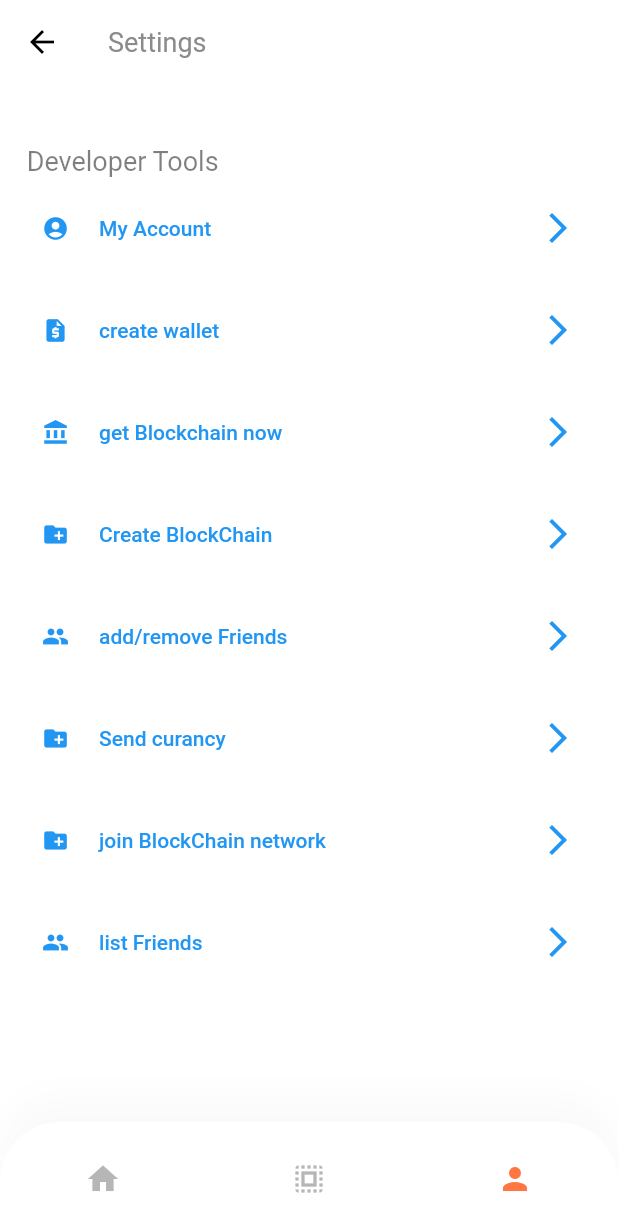
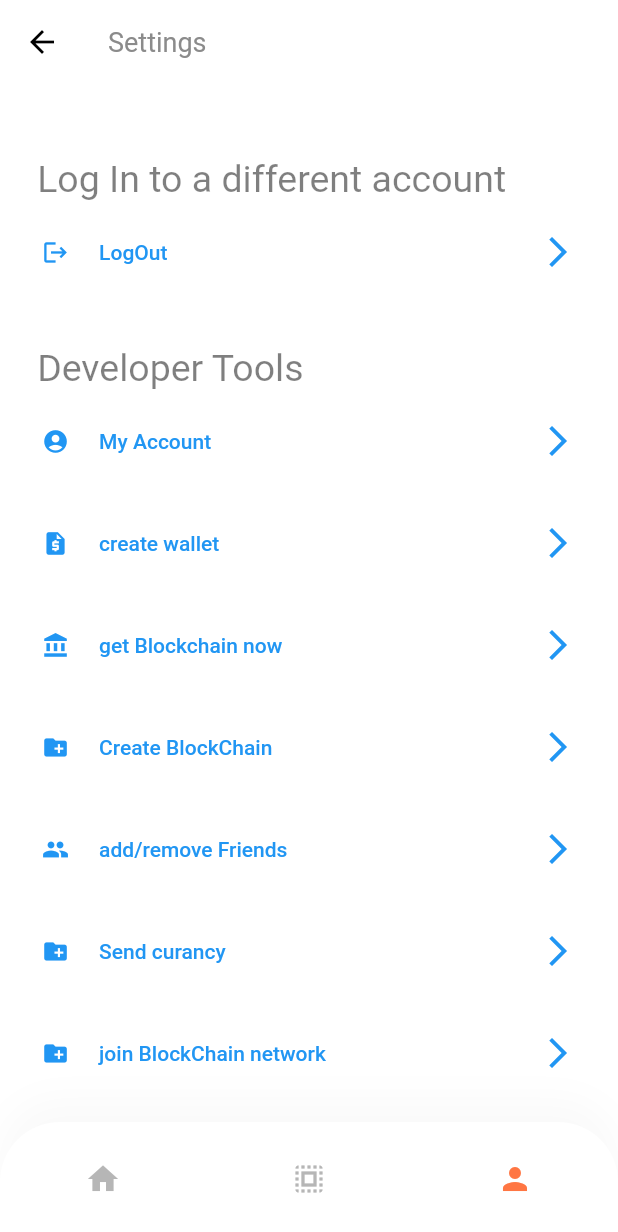
Before and after one commit to jlynch25/fyp_app, a Flutter app: the SettingsScreen screen opened by its route, on a phone screen of 412 x 824 dp. Shown: the top 1232 px of the screen. Run offline on Flutter 3.47's test engine with Material 2 defaults, Android fonts, the phone set to English and light mode, and no system bars; our stand-ins replace bloc, image_cropper, image_picker, qr_flutter, share; missing offline and left inert: crop_your_image, dart:ffi, grpc, isolate_handler, nfc_in_flutter, protobuf and 1 more; Roboto replaces fonts that are missing (Muli); statements that could not run were skipped.

Commit message:
basic logout

```diff
--- a/example/lib/screens/settings/components/body.dart
+++ b/example/lib/screens/settings/components/body.dart
@@ -7,6 +7,7 @@ import 'package:mylib/mylib.dart';
 import 'package:mylib_example/protos/service.pb.dart';
 import 'package:mylib_example/screens/friend_list/friend_list.dart';
 import 'package:mylib_example/screens/profile/components/profile_menu.dart';
+import 'package:mylib_example/screens/sign_in/sign_in_screen.dart';
 // import 'package:mylib_example/screens/friend_list/friend_list.dart';
 import 'package:mylib_example/service/chat_service.dart';
 import 'package:mylib_example/size_config.dart';
@@ -38,9 +39,31 @@ class _BodyState extends State<Body> {
             width: double.infinity,
             child: Container(
               child: Text(
+                " \n\t\t\t\tLog In to a different account",
+                style: TextStyle(
+                    color: Colors.black.withOpacity(0.5), fontSize: 25),
+                textAlign: TextAlign.left,
+              ),
+            ),
+          ),
+          ProfileMenu(
+            text: "LogOut",
+            icon: Icon(
+              Icons.logout,
+              size: getProportionateScreenWidth(18),
+            ),
+            press: () => {
+              Navigator.of(context).pushNamedAndRemoveUntil(
+                  SignInScreen.routeName, (Route<dynamic> route) => false),
+            },
+          ),
+          SizedBox(
+            width: double.infinity,
+            child: Container(
+              child: Text(
                 " \n\t\t\t\tDeveloper Tools",
                 style: TextStyle(
-                    color: Colors.black.withOpacity(0.5), fontSize: 18),
+                    color: Colors.black.withOpacity(0.5), fontSize: 25),
                 textAlign: TextAlign.left,
               ),
             ),
```
